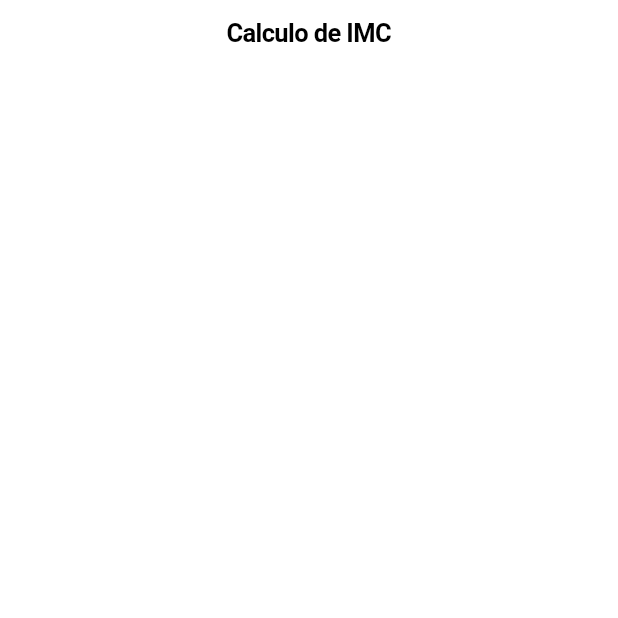
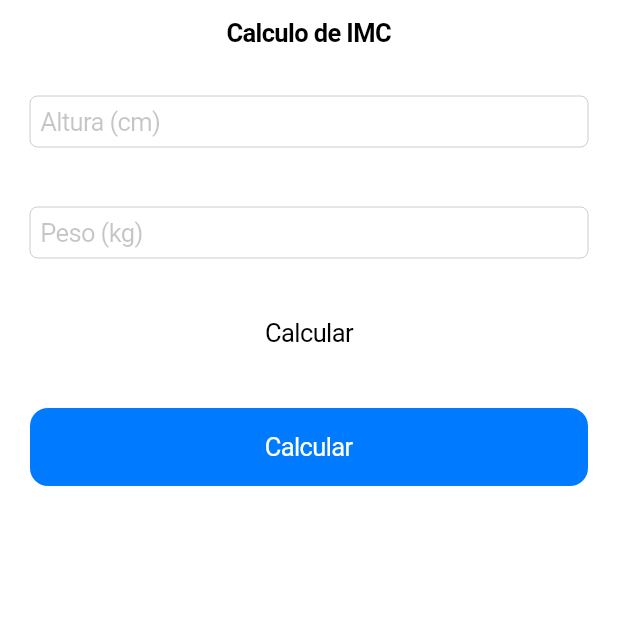
Before and after one commit to alexssantos/flutter-codes, a Flutter app: the screen it shows after launch, on a phone screen of 412 x 824 dp, the top half of it. Run offline on Flutter 3.47's test engine with Material 2 defaults, Android fonts, the phone set to English and light mode, and no system bars.

Commit message:
Page ios

```diff
--- a/apps/imc/lib/ui/ios/pages/home.page.dart
+++ b/apps/imc/lib/ui/ios/pages/home.page.dart
@@ -14,7 +14,41 @@ class _HomePageState extends State<HomePage> {
 			),
 
 			child: ListView(
-				children: <Widget>[],
+				children: <Widget>[
+
+					Padding(
+						padding: EdgeInsets.all(20),
+						child: CupertinoTextField(
+							placeholder: "Altura (cm)",
+							keyboardType: TextInputType.number,
+						),
+					),
+
+					Padding(
+						padding: EdgeInsets.all(20),
+						child: CupertinoTextField(
+							placeholder: "Peso (kg)",
+							keyboardType: TextInputType.number,
+						),
+					),
+
+					Padding(
+						padding: EdgeInsets.all(20),
+						child: Text(
+							"Calcular",
+							textAlign: TextAlign.center,
+						),
+					),
+
+					Padding(
+						padding: EdgeInsets.all(20),
+						child: CupertinoButton.filled(
+							child: Text("Calcular"),
+							onPressed: () {},
+						),
+					)
+
+				],
 			),
 		);
   	}
```
